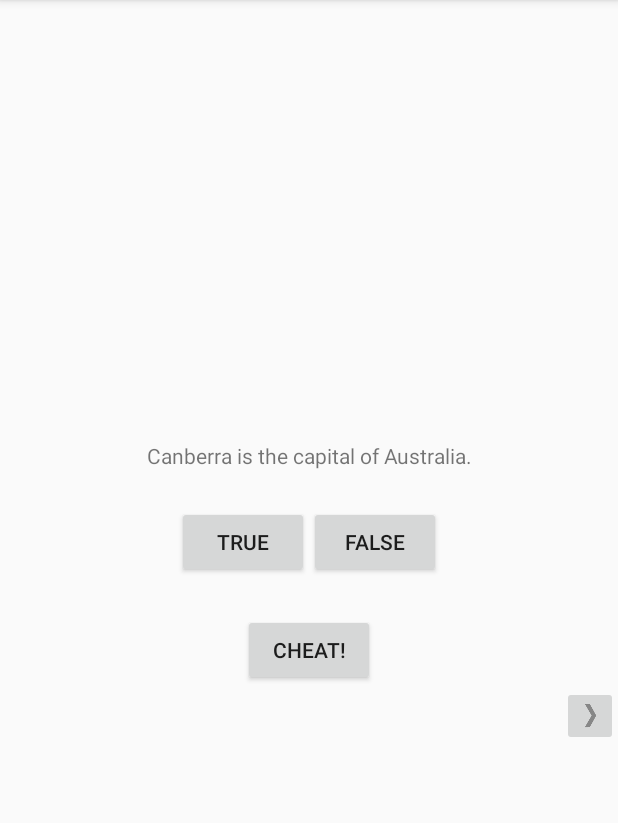
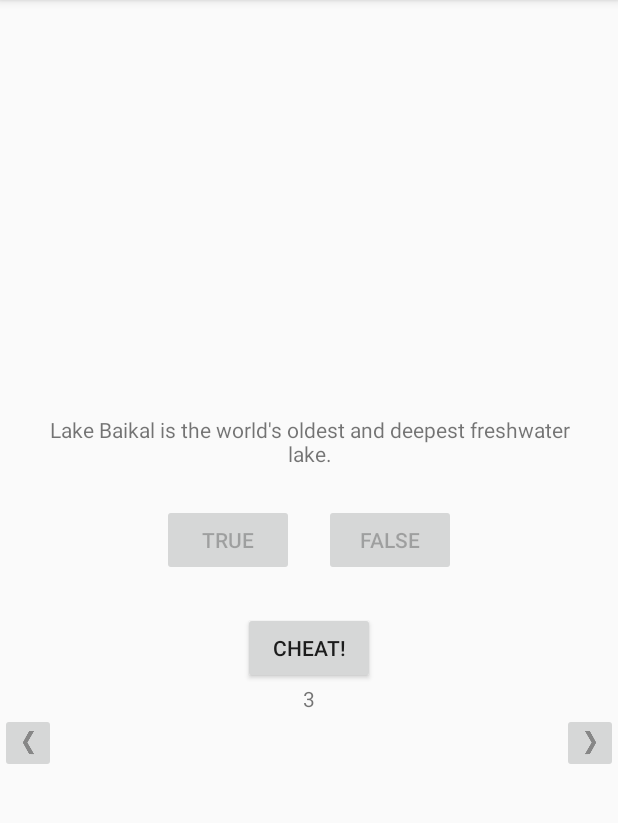
Before and after one commit to Katesune/kotlin-android, an Android app: the screen it shows after launch (MainActivity), after a tap on "FALSE", on a phone screen of 412 x 824 dp, the part 84-907 px from its top. Run offline under Robolectric (Android 15) with nearby library versions, the phone set to English and light mode, and no system bars; 3 other taps on this screen came first.

Commit message:
Finish GeoQuiz app tasks

```diff
--- a/GeoQuiz/app/src/main/java/com/bignerdranch/android/geomain/MainActivity.kt
+++ b/GeoQuiz/app/src/main/java/com/bignerdranch/android/geomain/MainActivity.kt
@@ -6,19 +6,15 @@ import android.content.Intent
 import android.os.Build
 import androidx.appcompat.app.AppCompatActivity
 import android.os.Bundle
-import android.os.PersistableBundle
-import android.provider.ContactsContract
 import android.util.Log
-import android.view.Gravity
 import android.view.View
 
 import android.widget.Button
 import android.widget.ImageButton
 import android.widget.TextView
 import android.widget.Toast
+import androidx.lifecycle.SavedStateViewModelFactory
 import androidx.lifecycle.ViewModelProvider
-import androidx.lifecycle.ViewModelProviders
-import java.lang.Exception
 
 private const val TAG = "MainActivity"
 private const val KEY_INDEX = "index"
@@ -28,12 +24,15 @@ class MainActivity : AppCompatActivity() {
 
     private lateinit var trueButton: Button
     private lateinit var falseButton: Button
+    private lateinit var prevButton: ImageButton
     private lateinit var nextButton: ImageButton
     private lateinit var cheatButton: Button
     private lateinit var questionTextView: TextView
+    private lateinit var cheatTextView: TextView
+
 
     private val quizViewModel: QuizViewModel by lazy {
-        ViewModelProviders.of(this).get(QuizViewModel::class.java)
+        ViewModelProvider(this, SavedStateViewModelFactory(this.application, this)).get(QuizViewModel::class.java)
     }
 
     override fun onCreate(savedInstanceState: Bundle?) {
@@ -44,29 +43,40 @@ class MainActivity : AppCompatActivity() {
         val currentIndex = savedInstanceState?.getInt(KEY_INDEX, 0) ?: 0
         quizViewModel.currentIndex = currentIndex
 
-
-
         trueButton = findViewById(R.id.true_button)
         falseButton = findViewById(R.id.false_button)
+        prevButton = findViewById(R.id.prev_button)
         nextButton = findViewById(R.id.next_button)
         cheatButton = findViewById(R.id.cheat_button)
         questionTextView = findViewById(R.id.question_text_view)
+        cheatTextView = findViewById(R.id.cheat_counter)
 
         trueButton.setOnClickListener { view: View ->
             checkAnswer(true)
+            correctAnswerButtonsEnabled()
         }
 
         falseButton.setOnClickListener { view: View ->
             checkAnswer(false)
+            correctAnswerButtonsEnabled()
+        }
+
+        prevButton.setOnClickListener {
+            quizViewModel.moveToPrev()
+            updateQuestion()
+            correctAllButtonsEnabled()
+            displayScore()
         }
 
         nextButton.setOnClickListener {
-            //quizViewModel.moveToNext()
+            quizViewModel.moveToNext()
             updateQuestion()
+            correctAllButtonsEnabled()
+            displayScore()
         }
 
         cheatButton.setOnClickListener { view ->
-            // Начало CheatActivity
+
             val answerIsTrue = quizViewModel.currentQuestionAnswer
             val intent = CheatActivity.newIntent(this@MainActivity, answerIsTrue)
 
@@ -75,10 +85,10 @@ class MainActivity : AppCompatActivity() {
                     .makeClipRevealAnimation(view, 0, 0, view.width, view.height)
                 startActivityForResult(intent, REQUEST_CODE_CHEAT, options.toBundle())
             } else startActivityForResult(intent, REQUEST_CODE_CHEAT)
-
         }
 
         updateQuestion()
+        updateCheatCounter()
     }
 
     override fun onActivityResult(requestCode: Int, resultCode: Int, data: Intent?) {
@@ -90,6 +100,9 @@ class MainActivity : AppCompatActivity() {
         if (requestCode == REQUEST_CODE_CHEAT) {
             quizViewModel.isCheater =
                 data?.getBooleanExtra(EXTRA_ANSWER_SHOWN, false) ?: false
+
+            quizViewModel.useCheatForCurrentQuestion(quizViewModel.isCheater)
+            updateCheatCounter()
         }
     }
 
@@ -105,7 +118,6 @@ class MainActivity : AppCompatActivity() {
 
     override fun onPause() {
         super.onPause()
-
         Log.d(TAG, "onPause() called")
     }
 
@@ -130,11 +142,17 @@ class MainActivity : AppCompatActivity() {
         questionTextView.setText(questionTextResId)
     }
 
+    private fun updateCheatCounter() {
+        val availableCheatsCounter = quizViewModel.availableCheatsCount.toString()
+        cheatTextView.text = availableCheatsCounter
+    }
+
     private fun checkAnswer(userAnswer: Boolean) {
         val correctAnswer = quizViewModel.currentQuestionAnswer
+        quizViewModel.fixUserResult(userAnswer)
 
         val messageResId = when {
-            quizViewModel.isCheater -> R.string.judgement_toast
+            quizViewModel.currentQuestionCheat -> R.string.judgement_toast
             userAnswer == correctAnswer -> R.string.correct_toast
             else -> R.string.incorrect_toast
         }
@@ -143,4 +161,23 @@ class MainActivity : AppCompatActivity() {
                 .show()
     }
 
+    private fun correctAllButtonsEnabled() {
+        correctAnswerButtonsEnabled()
+        cheatButton.isEnabled = quizViewModel.cheatIsAvailable || quizViewModel.currentQuestionCheat || quizViewModel.answersFilled
+    }
+
+    private fun correctAnswerButtonsEnabled() {
+        trueButton.isEnabled = !quizViewModel.userAnswerExists
+        falseButton.isEnabled = !quizViewModel.userAnswerExists
+    }
+
+    private fun displayScore() {
+        if (quizViewModel.answersFilled) {
+            val score = quizViewModel.score.toInt().toString()
+
+            Toast.makeText(this, score, Toast.LENGTH_SHORT)
+                .show()
+        }
+    }
+
 }
--- a/GeoQuiz/app/src/main/java/com/bignerdranch/android/geomain/QuizViewModel.kt
+++ b/GeoQuiz/app/src/main/java/com/bignerdranch/android/geomain/QuizViewModel.kt
@@ -1,14 +1,14 @@
 package com.bignerdranch.android.geomain
 
-import android.util.Log
 import androidx.lifecycle.ViewModel
 
 private const val TAG = "QuizViewModel"
 
-class QuizViewModel : ViewModel() {
+class QuizViewModel() : ViewModel() {
 
     var currentIndex = 0
     var isCheater = false
+    private val availableCheats = 3
 
     private val questionBlank = listOf(
         Question(R.string.question_australia, true),
@@ -18,13 +18,55 @@ class QuizViewModel : ViewModel() {
         Question(R.string.question_americas, true),
         Question(R.string.question_asia, true))
 
+    private val answers = mutableMapOf<Int, Boolean>()
+
+    private val questionsCheat = (questionBlank.indices)
+        .map{false}
+        .toMutableList()
+
     val currentQuestionAnswer: Boolean
         get() = questionBlank[currentIndex].answer
 
     val currentQuestionText: Int
         get() = questionBlank[currentIndex].textResId
 
+    val userAnswerExists: Boolean
+        get() = answers.containsKey(currentIndex)
+
+    val answersFilled: Boolean
+     get() = answers.size == questionBlank.size
+
+    val availableCheatsCount: Int
+        get() = availableCheats - questionsCheat.count{it}
+
+    val cheatIsAvailable: Boolean
+        get() = questionsCheat.count{it} < availableCheats
+
+    val currentQuestionCheat: Boolean
+        get() = questionsCheat[currentIndex]
+
+    val score: Float
+        get() {
+            val rightAnswers = answers.count{it.value}.toFloat()
+            val answersCount = answers.size.toFloat()
+            return (rightAnswers / answersCount) * 100
+        }
+
+    fun moveToPrev() {
+        currentIndex = if (currentIndex == 0) questionBlank.size - 1
+        else kotlin.math.abs((currentIndex - 1) % questionBlank.size)
+    }
+
     fun moveToNext() {
         currentIndex = (currentIndex + 1) % questionBlank.size
     }
+
+    fun fixUserResult(userAnswer: Boolean) {
+        val result = (userAnswer == currentQuestionAnswer)
+        answers += currentIndex to result
+    }
+
+    fun useCheatForCurrentQuestion(cheat: Boolean) {
+        questionsCheat[currentIndex] = cheat
+    }
 }
--- a/GeoQuiz/app/src/main/res/layout-land/activity_main.xml
+++ b/GeoQuiz/app/src/main/res/layout-land/activity_main.xml
@@ -23,13 +23,17 @@
             android:id="@+id/true_button"
             android:layout_width="wrap_content"
             android:layout_height="wrap_content"
-            android:text="@string/true_button" />
+            android:text="@string/true_button"
+            android:layout_marginRight="10dp"
+            android:layout_marginLeft="10dp" />
 
         <Button
             android:id="@+id/false_button"
             android:layout_width="wrap_content"
             android:layout_height="wrap_content"
-            android:text="@string/false_button" />
+            android:text="@string/false_button"
+            android:layout_marginRight="10dp"
+            android:layout_marginLeft="10dp" />
 
     </LinearLayout>
 
@@ -40,13 +44,32 @@
         android:layout_gravity="bottom|center_horizontal"
         android:text="@string/cheat_button" />
 
-    <ImageButton
-        android:id="@+id/next_button"
+    <TextView
+        android:id="@+id/cheat_counter"
         android:layout_width="wrap_content"
         android:layout_height="wrap_content"
-        android:layout_gravity="bottom|end"
-        android:text="@string/next_button"
-        android:src="@drawable/arrow_right" />
+        tools:text="@string/initial_cheats_count" />
 
+    <FrameLayout
+        android:layout_width="match_parent"
+        android:layout_height="match_parent" >
+
+        <ImageButton
+            android:id="@+id/prev_button"
+            android:layout_width="wrap_content"
+            android:layout_height="wrap_content"
+            android:layout_gravity="bottom|start"
+            android:contentDescription="@string/prev_button"
+            android:src="@drawable/arrow_left" />
+
+        <ImageButton
+            android:id="@+id/next_button"
+            android:layout_width="wrap_content"
+            android:layout_height="wrap_content"
+            android:layout_gravity="bottom|end"
+            android:contentDescription="@string/next_button"
+            android:src="@drawable/arrow_right" />
+
+    </FrameLayout>
 
 </FrameLayout>
--- a/GeoQuiz/app/src/main/res/layout/activity_main.xml
+++ b/GeoQuiz/app/src/main/res/layout/activity_main.xml
@@ -5,7 +5,7 @@
     android:layout_width="match_parent"
     android:layout_height="match_parent"
     android:gravity="center"
-    android:orientation="vertical">
+    android:orientation="vertical" >
 
     <TextView
         android:id="@+id/question_text_view"
@@ -18,19 +18,23 @@
     <LinearLayout
         android:layout_width="wrap_content"
         android:layout_height="wrap_content"
-        android:orientation="horizontal">
+        android:orientation="horizontal" >
 
         <Button
             android:id="@+id/true_button"
             android:layout_width="wrap_content"
             android:layout_height="wrap_content"
-            android:text="@string/true_button" />
+            android:text="@string/true_button"
+            android:layout_marginRight="10dp"
+            android:layout_marginLeft="10dp" />
 
         <Button
             android:id="@+id/false_button"
             android:layout_width="wrap_content"
             android:layout_height="wrap_content"
-            android:text="@string/false_button" />
+            android:text="@string/false_button"
+            android:layout_marginRight="10dp"
+            android:layout_marginLeft="10dp" />
 
     </LinearLayout>
 
@@ -41,13 +45,34 @@
         android:layout_marginTop="24dp"
         android:text="@string/cheat_button" />
 
-    <ImageButton
-        android:id="@+id/next_button"
+    <TextView
+        android:id="@+id/cheat_counter"
         android:layout_width="wrap_content"
         android:layout_height="wrap_content"
-        android:layout_gravity="bottom|end"
-        android:src="@drawable/arrow_right"
-        android:drawablePadding="4dp"
-        android:text="@string/next_button" />
+        tools:text="@string/initial_cheats_count" />
+
+    <FrameLayout
+        android:layout_width="match_parent"
+        android:layout_height="wrap_content" >
+
+        <ImageButton
+            android:id="@+id/prev_button"
+            android:layout_width="wrap_content"
+            android:layout_height="wrap_content"
+            android:layout_gravity="bottom|start"
+            android:src="@drawable/arrow_left"
+            android:drawablePadding="4dp"
+            android:contentDescription="@string/prev_button" />
+
+        <ImageButton
+            android:id="@+id/next_button"
+            android:layout_width="wrap_content"
+            android:layout_height="wrap_content"
+            android:layout_gravity="bottom|end"
+            android:src="@drawable/arrow_right"
+            android:drawablePadding="4dp"
+            android:contentDescription="@string/next_button" />
+
+    </FrameLayout>
 
 </LinearLayout>
--- a/GeoQuiz/app/src/main/res/values/strings.xml
+++ b/GeoQuiz/app/src/main/res/values/strings.xml
@@ -10,6 +10,7 @@
 
     <string name="true_button">True</string>
     <string name="false_button">False</string>
+    <string name="prev_button">Previous</string>
     <string name="next_button">Next</string>
     <string name="correct_toast">Correct</string>
     <string name="incorrect_toast">Incorrect</string>
@@ -17,4 +18,6 @@
     <string name="show_answer_button">Show answer</string>
     <string name="cheat_button">Cheat!</string>
     <string name="judgement_toast">Cheating is wrong.</string>
+
+    <string name="initial_cheats_count">3</string>
 </resources>
```
Also changed, not shown: GeoQuiz/app/build.gradle (added, +45 -0 lines), GeoQuiz/app/src/main/java/com/bignerdranch/android/geomain/CheatActivity.kt (+8 -4 lines), GeoQuiz/app/src/main/res/layout/activity_cheat.xml (+7 -0 lines).
